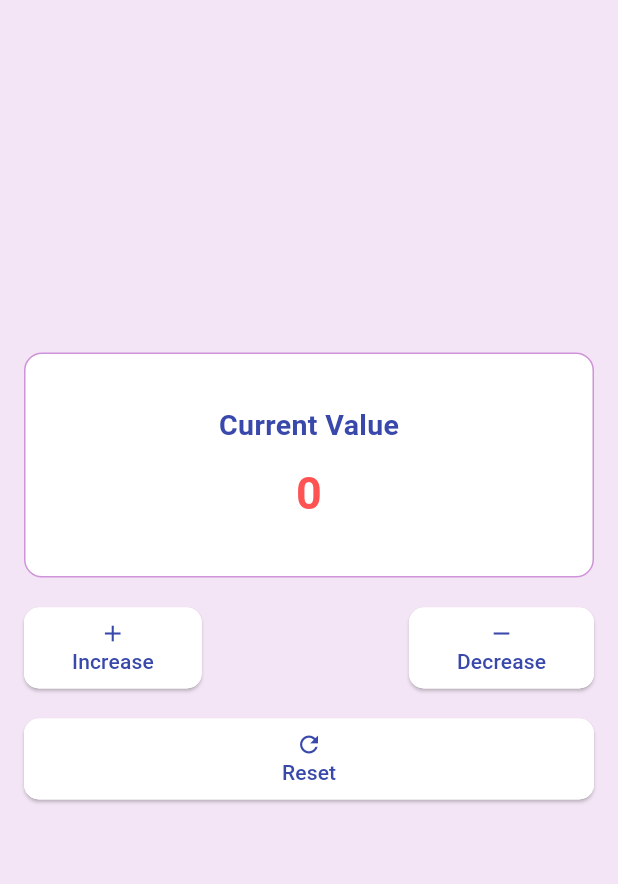
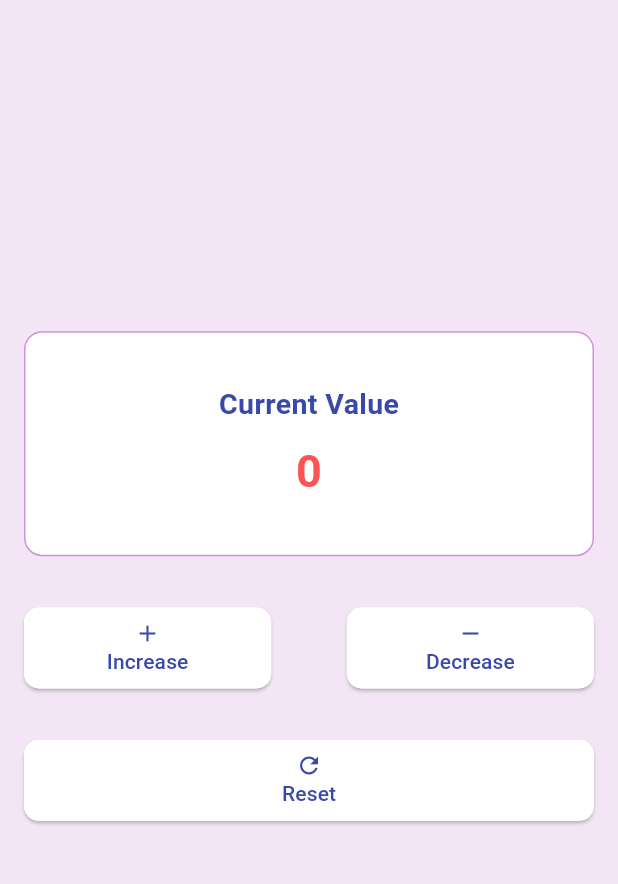
Before and after one commit to shohagahmmed99/Assignments, a Flutter app: the screen it shows after launch, on a phone screen of 412 x 824 dp, the part 84-968 px from its top. Run offline on Flutter 3.47's test engine with Material 3 defaults, Android fonts, the phone set to English and light mode, and no system bars.

Commit message:
make responsive of button size

```diff
--- a/lib/counter.dart
+++ b/lib/counter.dart
@@ -10,8 +10,10 @@
 class _CounterAppState extends State<CounterApp> {
   int counter = 0;
   String onPressed = "white";
+
   @override
   Widget build(BuildContext context) {
+    double screenWidth = MediaQuery.sizeOf(context).width;
     return Scaffold(
       backgroundColor: Colors.purple.shade50,
       appBar: AppBar(
@@ -68,7 +70,7 @@
                 mainAxisAlignment: MainAxisAlignment.spaceBetween,
                 children: [
                   ButtonWidget(
-                    //  size: Size(300, 25),
+                    size: Size(screenWidth * 0.4, 25),
                     //title: "Increase",
                     text: Text(
                       "Increase",
@@ -84,9 +86,9 @@
                       });
                     },
                   ),
-                  SizedBox(height: 20),
+                  SizedBox(height: screenWidth * 0.2),
                   ButtonWidget(
-                    // size: Size(300, 25),
+                    size: Size(screenWidth * 0.4, 25),
                     // title: " Decrease",
                     text: Text(
                       "Decrease",
```
